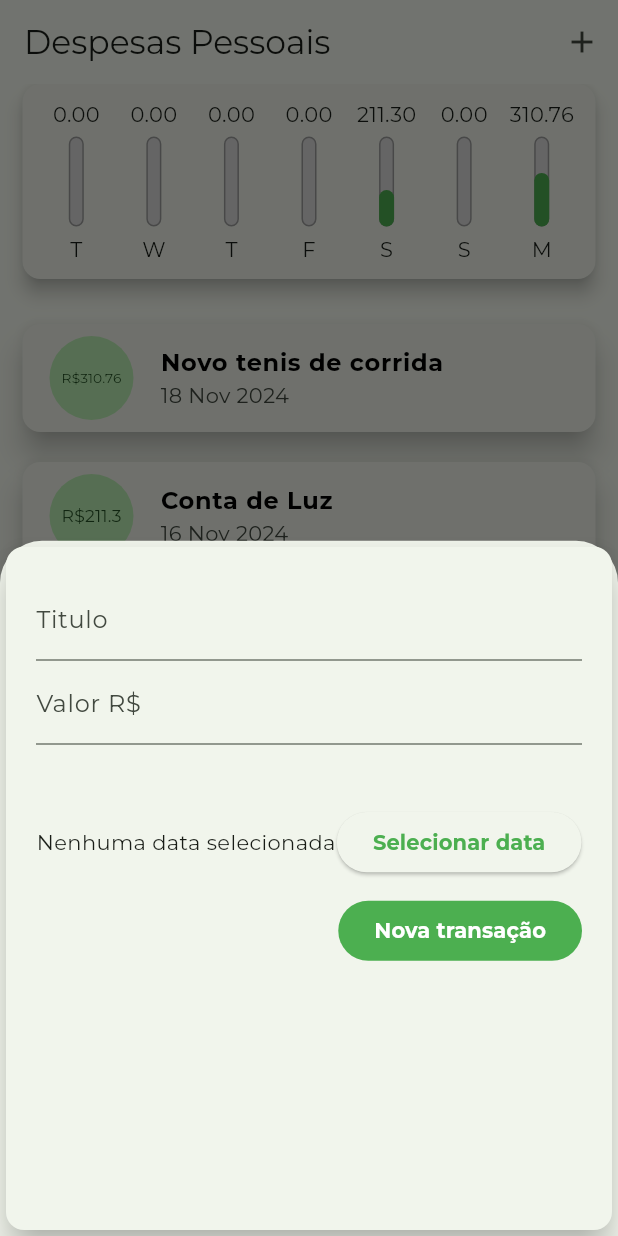
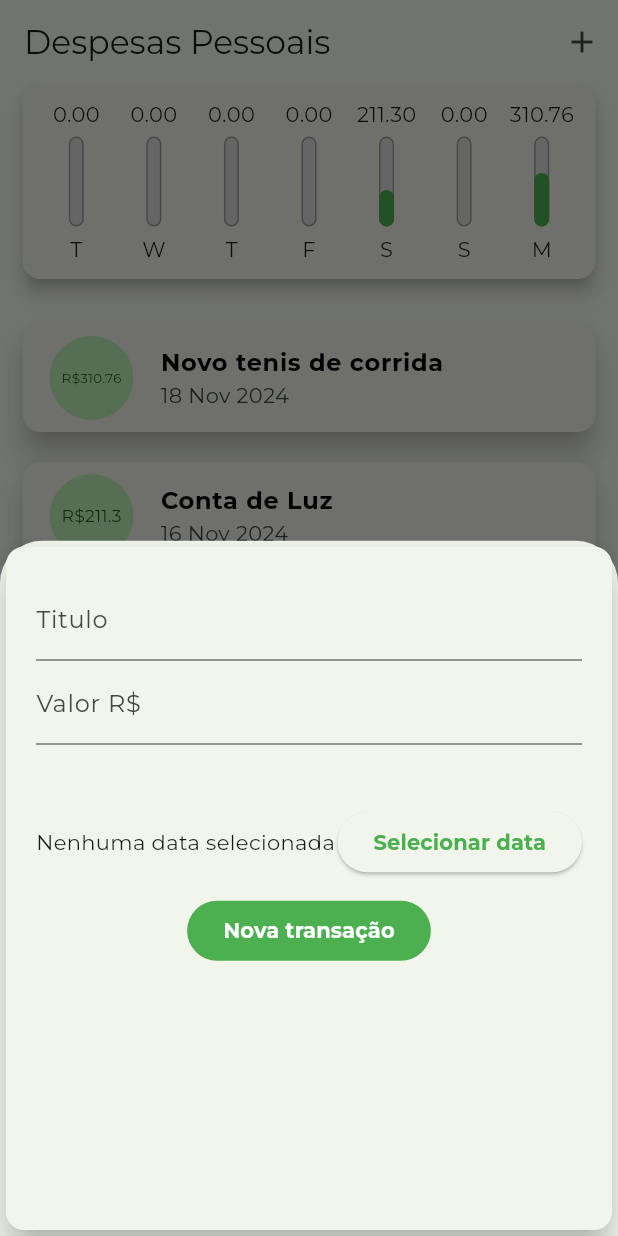
Before and after one commit to PedroGoncalves-Dev/Despesas-flutter, a Flutter app: the screen it shows after launch, after a tap on the "add" icon, on a phone screen of 412 x 824 dp. Run offline on Flutter 3.47's test engine with Material 3 defaults, Android fonts, the phone set to English and light mode, and no system bars; project files that could hold a hidden picture were left out.

Commit message:
selecionando e recuperando a data que foi selecionada

```diff
--- a/lib/components/transaction_form.dart
+++ b/lib/components/transaction_form.dart
@@ -1,4 +1,5 @@
 import 'package:flutter/material.dart';
+import 'package:intl/intl.dart';
 
 class TransactionForm extends StatefulWidget {
   final void Function(String, double) onSubmit;
@@ -14,6 +15,8 @@ class _TransactionFormState extends State<TransactionForm> {
 
   final valueController = TextEditingController();
 
+  DateTime? _selectedDate;
+
   _onSubmit() {
     final title = titleController.text;
     final value = double.tryParse(valueController.text) ?? 0;
@@ -23,6 +26,23 @@ class _TransactionFormState extends State<TransactionForm> {
     }
 
     widget.onSubmit(title, value);
+  }
+
+  _showDateModal() {
+    showDatePicker(
+      context: context,
+      initialDate: DateTime.now(),
+      firstDate: DateTime(2020),
+      lastDate: DateTime.now(),
+    ).then((pickedDate) {
+      if (pickedDate == null) {
+        return;
+      }
+
+      setState(() {
+        _selectedDate = pickedDate;
+      });
+    });
   }
 
   @override
@@ -58,9 +78,16 @@ class _TransactionFormState extends State<TransactionForm> {
               child: Row(
                 mainAxisAlignment: MainAxisAlignment.spaceAround,
                 children: [
-                  const Text('Nenhuma data selecionada'),
+                  Expanded(
+                    child: Text(
+                      _selectedDate == null
+                          ? 'Nenhuma data selecionada'
+                          : DateFormat('dd MMM y')
+                              .format(_selectedDate as DateTime),
+                    ),
+                  ),
                   ElevatedButton(
-                    onPressed: () {},
+                    onPressed: _showDateModal,
                     child: const Text(
                       'Selecionar data',
                       style: TextStyle(fontWeight: FontWeight.bold),
@@ -69,7 +96,7 @@ class _TransactionFormState extends State<TransactionForm> {
                 ],
               ),
             ),
-            Row(mainAxisAlignment: MainAxisAlignment.end, children: [
+            Row(mainAxisAlignment: MainAxisAlignment.center, children: [
               FilledButton(
                 onPressed: _onSubmit,
                 child: const Text(
```
